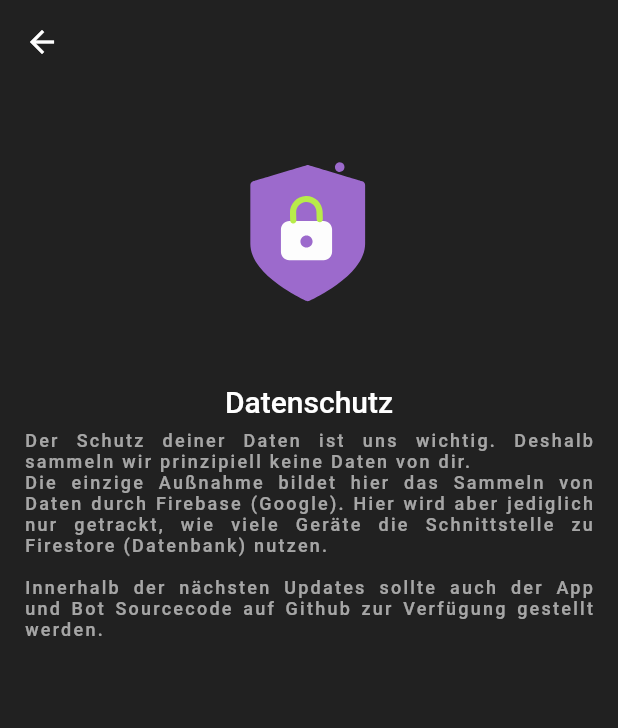
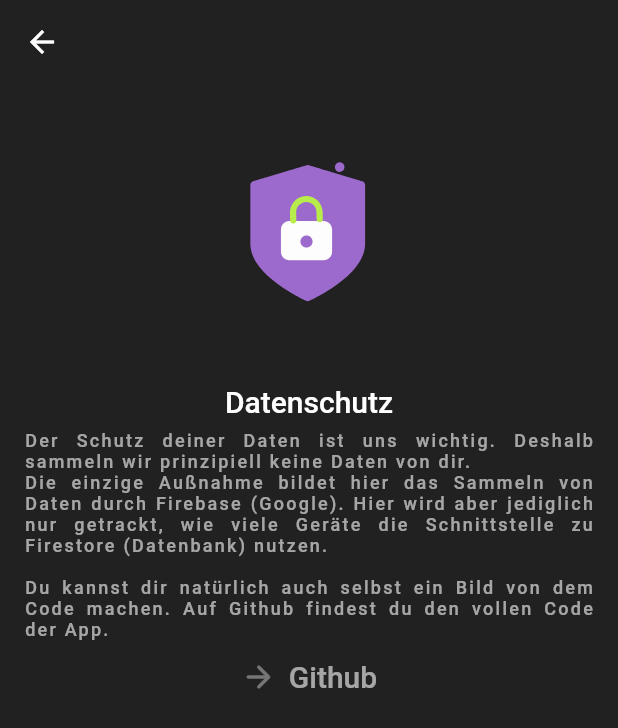
Before and after one commit to Jeske-dev/FreeRoomsMobile, a Flutter app: the PrivacyScreen screen opened directly, on a phone screen of 412 x 824 dp. Shown: the top 728 px of the screen. Run offline on Flutter 3.47's test engine with Material 2 defaults, Android fonts, the phone set to English and light mode, and no system bars; our stand-ins replace barcode_widget, bloc, cloud_firestore, connectivity_plus, equatable, firebase_core and 4 more; accounts and stored records are empty.

Commit message:
Add Github link

```diff
--- a/lib/screens/privacy/privacy.dart
+++ b/lib/screens/privacy/privacy.dart
@@ -4,6 +4,7 @@ import 'package:flutter/src/widgets/framework.dart';
 import 'package:flutter_bloc/flutter_bloc.dart';
 import 'package:intl/intl.dart';
 import 'package:lottie/lottie.dart';
+import 'package:url_launcher/url_launcher.dart';
 
 import '../../blocs/freerooms_bloc.dart';
 import '../../blocs/update_bloc.dart';
@@ -43,7 +44,7 @@ class PrivacyScreen extends StatelessWidget {
             padding: const EdgeInsets.symmetric(horizontal: 16.0),
             child: Center(
               child: Text(
-                'Der Schutz deiner Daten ist uns wichtig. Deshalb sammeln wir prinzipiell keine Daten von dir.\nDie einzige Außnahme bildet hier das Sammeln von Daten durch Firebase (Google). Hier wird aber jediglich nur getrackt, wie viele Geräte die Schnittstelle zu Firestore (Datenbank) nutzen.\n\nInnerhalb der nächsten Updates sollte auch der App und Bot Sourcecode auf Github zur Verfügung gestellt werden.',
+                'Der Schutz deiner Daten ist uns wichtig. Deshalb sammeln wir prinzipiell keine Daten von dir.\nDie einzige Außnahme bildet hier das Sammeln von Daten durch Firebase (Google). Hier wird aber jediglich nur getrackt, wie viele Geräte die Schnittstelle zu Firestore (Datenbank) nutzen.\n\nDu kannst dir natürlich auch selbst ein Bild von dem Code machen. Auf Github findest du den vollen Code der App.',
                 textAlign: TextAlign.justify,
                 style: Theme.of(context)
                     .textTheme
@@ -52,6 +53,30 @@ class PrivacyScreen extends StatelessWidget {
               ),
             ),
           ),
+          const SizedBox(height: 12.0),
+          GestureDetector(
+            onTap: () async {
+              Uri _url = Uri.parse('https://github.com/Jeske-dev/FreeRoomsMobile');
+              if (!await launchUrl(_url)) {
+                ScaffoldMessenger.of(context).showSnackBar(const SnackBar(
+                    content: Text('Discordlink konnte nicht geöffnet werden.')));
+              }
+            },
+            child: Row(
+              mainAxisAlignment: MainAxisAlignment.center,
+              children: [
+                const Icon(Icons.arrow_forward_rounded, color: Colors.white38),
+                const SizedBox(width: 8),
+                Text(
+                  'Github',
+                    style: Theme.of(context)
+                        .textTheme
+                        .labelMedium!
+                        .copyWith(color: Colors.white60),
+                ),
+              ],
+            ),
+          )
         ],
       ),
     );
```
Also changed, not shown: 1 other file.
